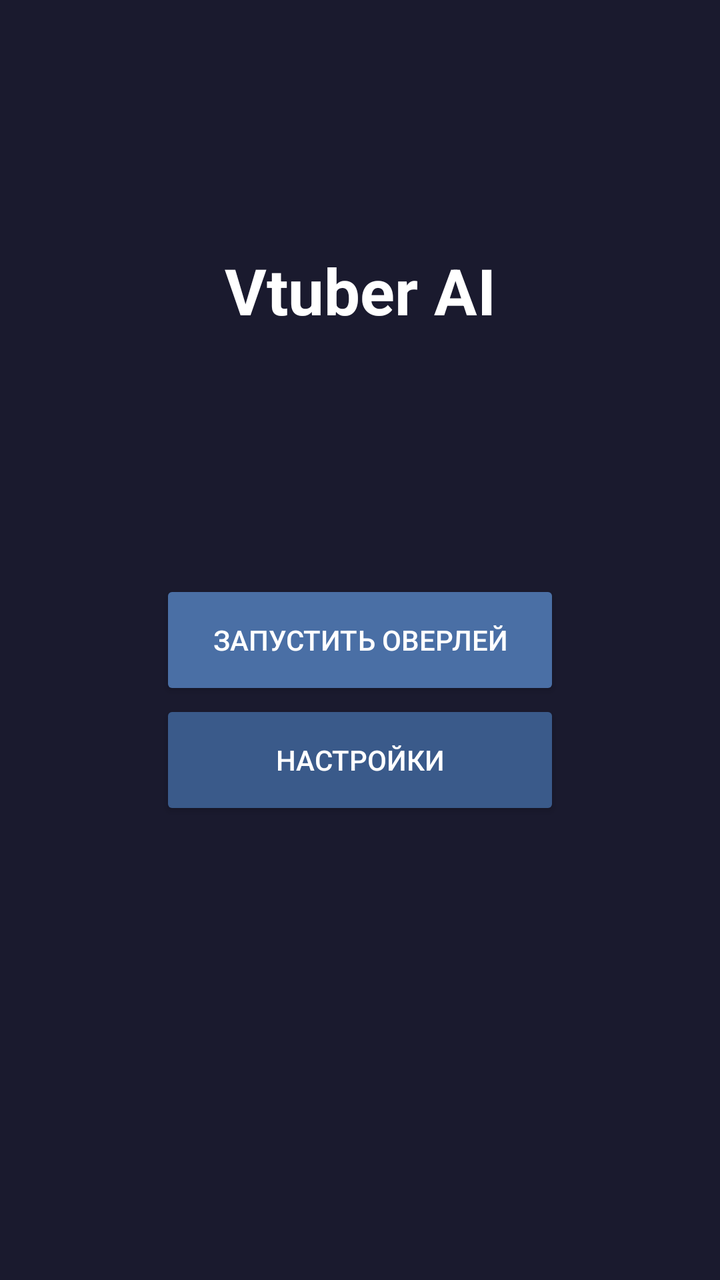
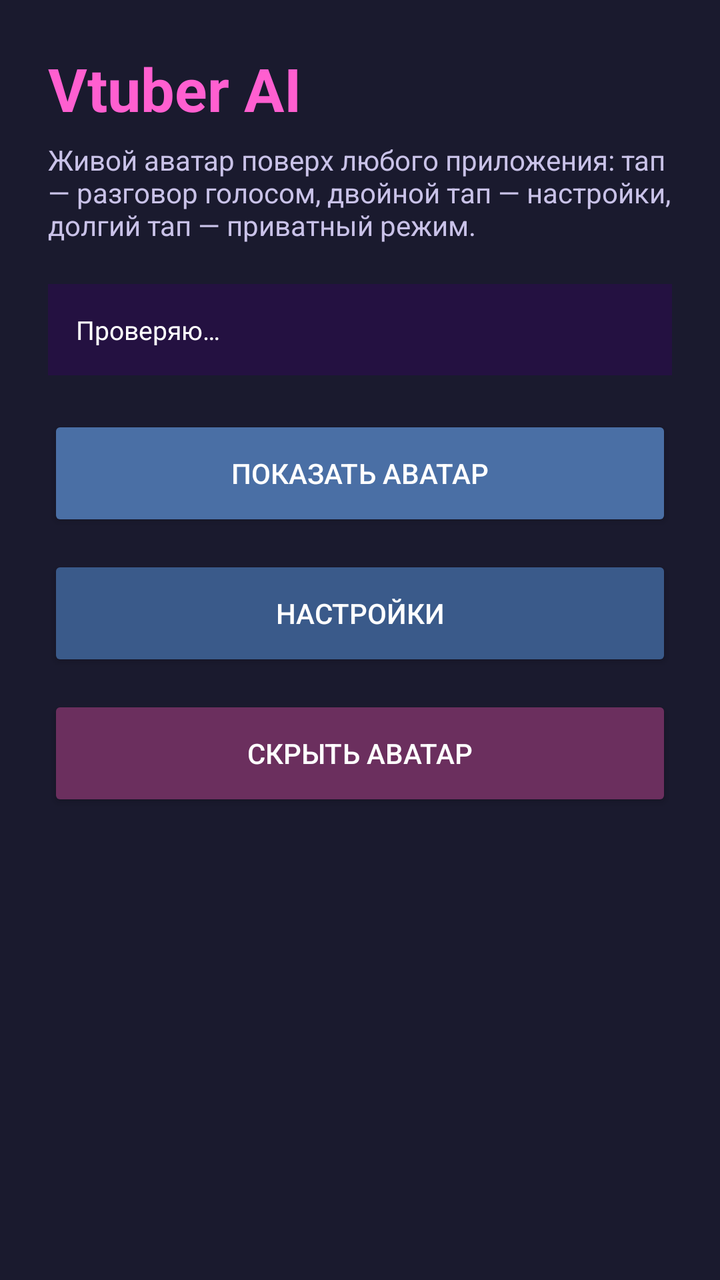

Two renders of the same Android screen: before a commit and after it. Below are the layout's source before the change and the commit's diff.
<!-- AndroidManifest.xml: activity theme Theme.VtuberAI -->
<!-- res/layout/activity_main.xml -->
<?xml version="1.0" encoding="utf-8"?>
<androidx.constraintlayout.widget.ConstraintLayout
    xmlns:android="http://schemas.android.com/apk/res/android"
    xmlns:app="http://schemas.android.com/apk/res-auto"
    android:layout_width="match_parent"
    android:layout_height="match_parent"
    android:background="#1a1a2e">

    <TextView
        android:layout_width="wrap_content"
        android:layout_height="wrap_content"
        android:text="Vtuber AI"
        android:textColor="#ffffff"
        android:textSize="32sp"
        android:textStyle="bold"
        app:layout_constraintBottom_toTopOf="@id/btn_overlay"
        app:layout_constraintEnd_toEndOf="parent"
        app:layout_constraintStart_toStartOf="parent"
        app:layout_constraintTop_toTopOf="parent" />

    <Button
        android:id="@+id/btn_overlay"
        android:layout_width="200dp"
        android:layout_height="60dp"
        android:text="Запустить оверлей"
        android:textColor="#ffffff"
        android:backgroundTint="#4a6fa5"
        app:layout_constraintBottom_toBottomOf="parent"
        app:layout_constraintEnd_toEndOf="parent"
        app:layout_constraintStart_toStartOf="parent"
        app:layout_constraintTop_toTopOf="parent" />

    <Button
        android:id="@+id/btn_settings"
        android:layout_width="200dp"
        android:layout_height="60dp"
        android:text="Настройки"
        android:textColor="#ffffff"
        android:backgroundTint="#3a5a8a"
        app:layout_constraintEnd_toEndOf="parent"
        app:layout_constraintStart_toStartOf="parent"
        app:layout_constraintTop_toBottomOf="@id/btn_overlay" />

</androidx.constraintlayout.widget.ConstraintLayout>
<!-- resources referenced by this layout -->
<resources>
  <style name="Theme.VtuberAI" parent="Theme.Material3.Dark.NoActionBar">
          <item name="colorPrimary">#4a6fa5</item>
          <item name="colorPrimaryDark">#3a5a8a</item>
          <item name="colorAccent">#64c8ff</item>
          <item name="android:windowBackground">#1a1a2e</item>
      </style>
</resources>

<!-- the commit's change to res/layout/activity_main.xml (unified diff, before → after) -->
@@ -1,44 +1,69 @@
 <?xml version="1.0" encoding="utf-8"?>
-<androidx.constraintlayout.widget.ConstraintLayout
-    xmlns:android="http://schemas.android.com/apk/res/android"
-    xmlns:app="http://schemas.android.com/apk/res-auto"
+<ScrollView xmlns:android="http://schemas.android.com/apk/res/android"
     android:layout_width="match_parent"
     android:layout_height="match_parent"
-    android:background="#1a1a2e">
+    android:background="#1a1a2e"
+    android:fillViewport="true">
 
-    <TextView
-        android:layout_width="wrap_content"
+    <LinearLayout
+        android:layout_width="match_parent"
         android:layout_height="wrap_content"
-        android:text="Vtuber AI"
-        android:textColor="#ffffff"
-        android:textSize="32sp"
-        android:textStyle="bold"
-        app:layout_constraintBottom_toTopOf="@id/btn_overlay"
-        app:layout_constraintEnd_toEndOf="parent"
-        app:layout_constraintStart_toStartOf="parent"
-        app:layout_constraintTop_toTopOf="parent" />
+        android:orientation="vertical"
+        android:padding="24dp">
 
-    <Button
-        android:id="@+id/btn_overlay"
-        android:layout_width="200dp"
-        android:layout_height="60dp"
-        android:text="Запустить оверлей"
-        android:textColor="#ffffff"
-        android:backgroundTint="#4a6fa5"
-        app:layout_constraintBottom_toBottomOf="parent"
-        app:layout_constraintEnd_toEndOf="parent"
-        app:layout_constraintStart_toStartOf="parent"
-        app:layout_constraintTop_toTopOf="parent" />
+        <TextView
+            android:layout_width="wrap_content"
+            android:layout_height="wrap_content"
+            android:text="Vtuber AI"
+            android:textColor="#ff5fd0"
+            android:textSize="30sp"
+            android:textStyle="bold" />
 
-    <Button
-        android:id="@+id/btn_settings"
-        android:layout_width="200dp"
-        android:layout_height="60dp"
-        android:text="Настройки"
-        android:textColor="#ffffff"
-        android:backgroundTint="#3a5a8a"
-        app:layout_constraintEnd_toEndOf="parent"
-        app:layout_constraintStart_toStartOf="parent"
-        app:layout_constraintTop_toBottomOf="@id/btn_overlay" />
+        <TextView
+            android:layout_width="match_parent"
+            android:layout_height="wrap_content"
+            android:layout_marginTop="6dp"
+            android:layout_marginBottom="20dp"
+            android:text="Живой аватар поверх любого приложения: тап — разговор голосом, двойной тап — настройки, долгий тап — приватный режим."
+            android:textColor="#c9c2e8"
+            android:textSize="14sp" />
 
-</androidx.constraintlayout.widget.ConstraintLayout>
+        <TextView
+            android:id="@+id/tv_status"
+            android:layout_width="match_parent"
+            android:layout_height="wrap_content"
+            android:layout_marginBottom="20dp"
+            android:background="#241141"
+            android:lineSpacingExtra="4dp"
+            android:padding="14dp"
+            android:text="Проверяю…"
+            android:textColor="#ffffff"
+            android:textSize="13sp" />
+
+        <Button
+            android:id="@+id/btn_overlay"
+            android:layout_width="match_parent"
+            android:layout_height="58dp"
+            android:backgroundTint="#4a6fa5"
+            android:text="Показать аватар"
+            android:textColor="#ffffff" />
+
+        <Button
+            android:id="@+id/btn_settings"
+            android:layout_width="match_parent"
+            android:layout_height="58dp"
+            android:layout_marginTop="12dp"
+            android:backgroundTint="#3a5a8a"
+            android:text="Настройки"
+            android:textColor="#ffffff" />
+
+        <Button
+            android:id="@+id/btn_hide"
+            android:layout_width="match_parent"
+            android:layout_height="58dp"
+            android:layout_marginTop="12dp"
+            android:backgroundTint="#6b2f5e"
+            android:text="Скрыть аватар"
+            android:textColor="#ffffff" />
+    </LinearLayout>
+</ScrollView>
